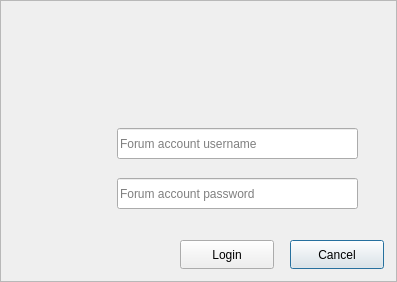
Old version of the form src/logindialog.ui in the repository UbuntuKylin/youker-assistant.
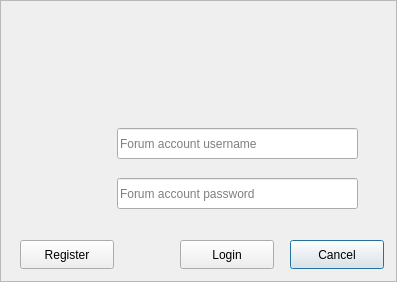
New version of the form. Icons and pictures are not drawn.

Patch:
```diff
--- a/src/logindialog.ui
+++ b/src/logindialog.ui
@@ -146,6 +146,23 @@
     <set>Qt::AlignCenter</set>
    </property>
   </widget>
+  <widget class="QPushButton" name="registerButton">
+   <property name="geometry">
+    <rect>
+     <x>20</x>
+     <y>240</y>
+     <width>94</width>
+     <height>29</height>
+    </rect>
+   </property>
+   <property name="styleSheet">
+    <string notr="true">border-image: url(:/pixmap/image/ok.png);
+font: 11pt &quot;文泉驿微米黑&quot;;</string>
+   </property>
+   <property name="text">
+    <string>Register</string>
+   </property>
+  </widget>
   <zorder>frame</zorder>
   <zorder>closeButton</zorder>
   <zorder>okButton</zorder>
```
Left out of the diff: 1 changed line with no effect on the pictures.
